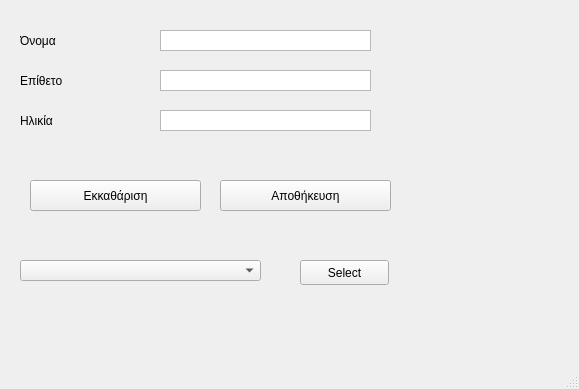
Above: userInterface/resources/menu.ui from smattha/robotHuman before the change. Below: the same form after it.
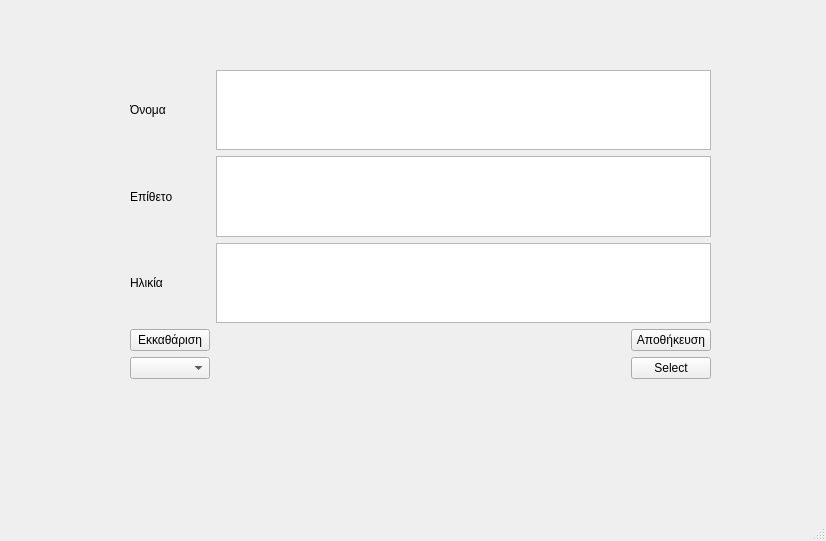
That is the form after the change.

```diff
--- a/userInterface/resources/menu.ui
+++ b/userInterface/resources/menu.ui
@@ -6,149 +6,113 @@
    <rect>
     <x>0</x>
     <y>0</y>
-    <width>579</width>
-    <height>389</height>
+    <width>826</width>
+    <height>541</height>
    </rect>
   </property>
   <property name="windowTitle">
    <string>MainWindow</string>
   </property>
   <widget class="QWidget" name="centralwidget">
-   <widget class="QComboBox" name="selectExercise">
+   <widget class="QWidget" name="gridLayoutWidget">
     <property name="geometry">
      <rect>
-      <x>20</x>
-      <y>260</y>
-      <width>241</width>
-      <height>21</height>
-     </rect>
-    </property>
-   </widget>
-   <widget class="QPushButton" name="clearMenu">
-    <property name="geometry">
-     <rect>
-      <x>30</x>
-      <y>180</y>
-      <width>171</width>
-      <height>31</height>
-     </rect>
-    </property>
-    <property name="text">
-     <string>Εκκαθάριση</string>
-    </property>
-   </widget>
-   <widget class="QTextEdit" name="name">
-    <property name="geometry">
-     <rect>
-      <x>160</x>
-      <y>30</y>
-      <width>211</width>
-      <height>21</height>
-     </rect>
-    </property>
-    <property name="verticalScrollBarPolicy">
-     <enum>Qt::ScrollBarAlwaysOff</enum>
-    </property>
-    <property name="horizontalScrollBarPolicy">
-     <enum>Qt::ScrollBarAsNeeded</enum>
-    </property>
-   </widget>
-   <widget class="QTextEdit" name="surname">
-    <property name="geometry">
-     <rect>
-      <x>160</x>
+      <x>130</x>
       <y>70</y>
-      <width>211</width>
-      <height>21</height>
+      <width>581</width>
+      <height>309</height>
      </rect>
     </property>
-    <property name="lineWidth">
-     <number>1</number>
-    </property>
-    <property name="verticalScrollBarPolicy">
-     <enum>Qt::ScrollBarAlwaysOff</enum>
-    </property>
-   </widget>
-   <widget class="QLabel" name="nameLabel">
-    <property name="geometry">
-     <rect>
-      <x>20</x>
-      <y>30</y>
-      <width>101</width>
-      <height>21</height>
-     </rect>
-    </property>
-    <property name="text">
-     <string>Όνομα</string>
-    </property>
-   </widget>
-   <widget class="QLabel" name="surnameLabel">
-    <property name="geometry">
-     <rect>
-      <x>20</x>
-      <y>70</y>
-      <width>101</width>
-      <height>21</height>
-     </rect>
-    </property>
-    <property name="text">
-     <string>Επίθετο</string>
-    </property>
-   </widget>
-   <widget class="QPushButton" name="saveMenu">
-    <property name="geometry">
-     <rect>
-      <x>220</x>
-      <y>180</y>
-      <width>171</width>
-      <height>31</height>
-     </rect>
-    </property>
-    <property name="text">
-     <string>Αποθήκευση</string>
-    </property>
-   </widget>
-   <widget class="QPushButton" name="selectExersiceButton">
-    <property name="geometry">
-     <rect>
-      <x>300</x>
-      <y>260</y>
-      <width>89</width>
-      <height>25</height>
-     </rect>
-    </property>
-    <property name="text">
-     <string>Select</string>
-    </property>
-   </widget>
-   <widget class="QTextEdit" name="ageTextBox">
-    <property name="geometry">
-     <rect>
-      <x>160</x>
-      <y>110</y>
-      <width>211</width>
-      <height>21</height>
-     </rect>
-    </property>
-    <property name="lineWidth">
-     <number>1</number>
-    </property>
-    <property name="verticalScrollBarPolicy">
-     <enum>Qt::ScrollBarAlwaysOff</enum>
-    </property>
-   </widget>
-   <widget class="QLabel" name="ageLabel">
-    <property name="geometry">
-     <rect>
-      <x>20</x>
-      <y>110</y>
-      <width>101</width>
-      <height>21</height>
-     </rect>
-    </property>
-    <property name="text">
-     <string>Ηλικία</string>
-    </property>
+    <layout class="QGridLayout" name="gridLayout">
+     <item row="3" column="2">
+      <widget class="QPushButton" name="saveMenu">
+       <property name="text">
+        <string>Αποθήκευση</string>
+       </property>
+      </widget>
+     </item>
+     <item row="2" column="0">
+      <widget class="QLabel" name="ageLabel">
+       <property name="text">
+        <string>Ηλικία</string>
+       </property>
+      </widget>
+     </item>
+     <item row="4" column="2">
+      <widget class="QPushButton" name="selectExersiceButton">
+       <property name="text">
+        <string>Select</string>
+       </property>
+      </widget>
+     </item>
+     <item row="3" column="1">
+      <spacer name="horizontalSpacer">
+       <property name="orientation">
+        <enum>Qt::Horizontal</enum>
+       </property>
+       <property name="sizeHint" stdset="0">
+        <size>
+         <width>40</width>
+         <height>20</height>
+        </size>
+       </property>
+      </spacer>
+     </item>
+     <item row="0" column="0">
+      <widget class="QLabel" name="nameLabel">
+       <property name="text">
+        <string>Όνομα</string>
+       </property>
+      </widget>
+     </item>
+     <item row="3" column="0">
+      <widget class="QPushButton" name="clearMenu">
+       <property name="text">
+        <string>Εκκαθάριση</string>
+       </property>
+      </widget>
+     </item>
+     <item row="4" column="0">
+      <widget class="QComboBox" name="selectExercise"/>
+     </item>
+     <item row="1" column="0">
+      <widget class="QLabel" name="surnameLabel">
+       <property name="text">
+        <string>Επίθετο</string>
+       </property>
+      </widget>
+     </item>
+     <item row="1" column="1" colspan="2">
+      <widget class="QTextEdit" name="surname">
+       <property name="lineWidth">
+        <number>1</number>
+       </property>
+       <property name="verticalScrollBarPolicy">
+        <enum>Qt::ScrollBarAlwaysOff</enum>
+       </property>
+      </widget>
+     </item>
+     <item row="0" column="1" colspan="2">
+      <widget class="QTextEdit" name="name">
+       <property name="verticalScrollBarPolicy">
+        <enum>Qt::ScrollBarAlwaysOff</enum>
+       </property>
+       <property name="horizontalScrollBarPolicy">
+        <enum>Qt::ScrollBarAsNeeded</enum>
+       </property>
+      </widget>
+     </item>
+     <item row="2" column="1" colspan="2">
+      <widget class="QTextEdit" name="ageTextBox">
+       <property name="lineWidth">
+        <number>1</number>
+       </property>
+       <property name="verticalScrollBarPolicy">
+        <enum>Qt::ScrollBarAlwaysOff</enum>
+       </property>
+      </widget>
+     </item>
+    </layout>
    </widget>
   </widget>
   <widget class="QMenuBar" name="menubar">
```
Left out of the diff: 2 changed lines with no effect on the pictures.
